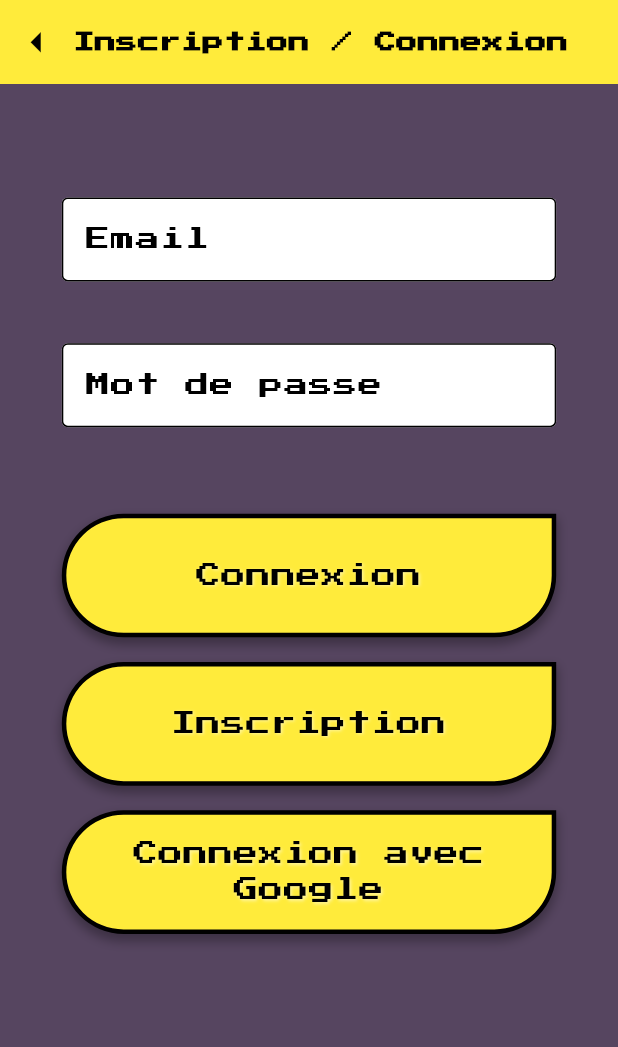
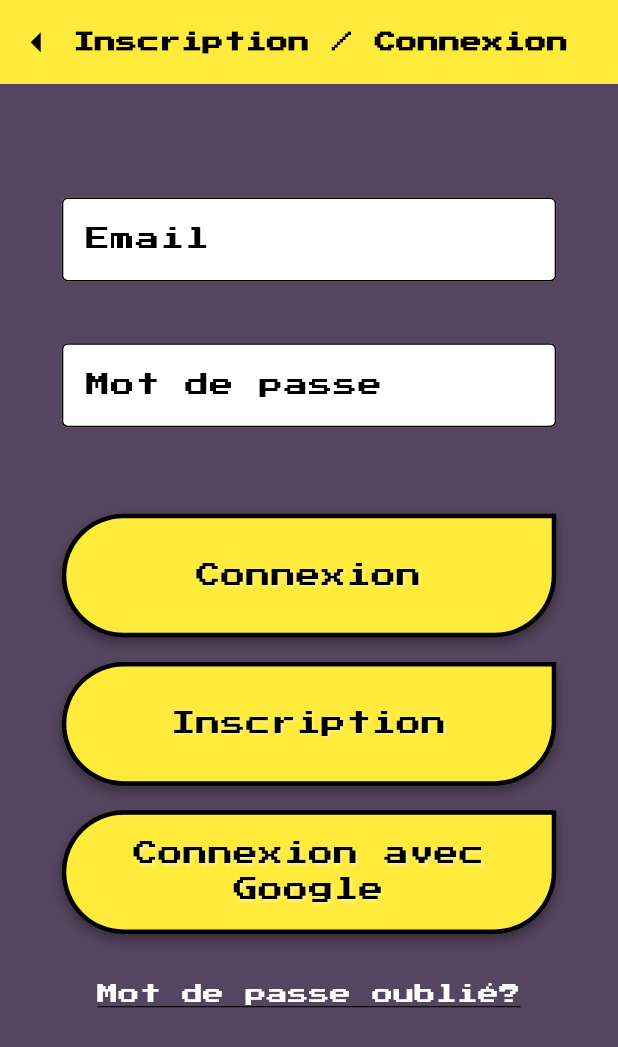
Before and after one commit to kamilsouni/mathosproject, a Flutter app: the screen it shows after launch, after a tap on "Commencer", on a phone screen of 412 x 824 dp. Shown: the top 1047 px of the screen. Run offline on Flutter 3.47's test engine with Material 3 defaults, Android fonts, the phone set to English and light mode, and no system bars; our stand-ins replace audioplayers, auto_size_text, cloud_firestore, connectivity_plus, firebase_auth, firebase_core and 9 more; missing offline and left inert: country_flags; accounts and stored records are empty; project files that could hold a hidden picture were left out.

Commit message:
version 11 09 2024

```diff
--- a/lib/screens/sign_in_up_screen.dart
+++ b/lib/screens/sign_in_up_screen.dart
@@ -16,7 +16,9 @@ class SignInUpScreen extends StatefulWidget {
 class _SignInUpScreenState extends State<SignInUpScreen> {
   final TextEditingController _emailController = TextEditingController();
   final TextEditingController _passwordController = TextEditingController();
+  final TextEditingController _confirmPasswordController = TextEditingController();
   bool _isLoading = false;
+  bool _isSignUpMode = false;
   auth.User? _currentUser;
 
   @override
@@ -39,11 +41,77 @@ class _SignInUpScreenState extends State<SignInUpScreen> {
     );
   }
 
+  Future<void> _resetPassword() async {
+    final email = _emailController.text.trim();
+    if (email.isEmpty) {
+      _showErrorSnackBar('Veuillez entrer votre e-mail pour réinitialiser le mot de passe.');
+      return;
+    }
+
+    try {
+      await auth.FirebaseAuth.instance.sendPasswordResetEmail(email: email);
+      _showErrorSnackBar('Un lien de réinitialisation a été envoyé à votre adresse e-mail.');
+    } on auth.FirebaseAuthException catch (e) {
+      _showErrorSnackBar(e.message ?? 'Une erreur s\'est produite.');
+    }
+  }
+
+  Future<void> _signUp() async {
+    final email = _emailController.text.trim();
+    final password = _passwordController.text.trim();
+    final confirmPassword = _confirmPasswordController.text.trim();
+
+    if (email.isEmpty || password.isEmpty || confirmPassword.isEmpty) {
+      _showErrorSnackBar('Veuillez remplir tous les champs.');
+      return;
+    }
+
+    if (password != confirmPassword) {
+      _showErrorSnackBar('Les mots de passe ne correspondent pas.');
+      return;
+    }
+
+    setState(() {
+      _isLoading = true;
+    });
+
+    try {
+      auth.UserCredential userCredential = await auth.FirebaseAuth.instance.createUserWithEmailAndPassword(
+        email: email,
+        password: password,
+      );
+
+      Navigator.pushReplacement(
+        context,
+        MaterialPageRoute(builder: (context) => ProfileCreationScreen(
+          userId: userCredential.user!.uid,
+          email: userCredential.user!.email ?? '',
+        )),
+      );
+    } on auth.FirebaseAuthException catch (e) {
+      String message = 'Une erreur s\'est produite.';
+      if (e.code == 'email-already-in-use') {
+        message = 'Cet e-mail est déjà utilisé.';
+      } else if (e.code == 'weak-password') {
+        message = 'Le mot de passe est trop faible. Choisissez un mot de passe plus sécurisé.';
+      } else if (e.code == 'invalid-email') {
+        message = 'L\'email est invalide. Veuillez vérifier votre adresse e-mail.';
+      } else {
+        message = e.message ?? 'Une erreur s\'est produite.';
+      }
+
+      _showErrorSnackBar(message);
+    } finally {
+      setState(() {
+        _isLoading = false;
+      });
+    }
+  }
+
   Future<void> _signInWithEmail() async {
     final email = _emailController.text.trim();
     final password = _passwordController.text.trim();
 
-    // Vérification locale avant de lancer la requête
     if (email.isEmpty || password.isEmpty) {
       _showErrorSnackBar('Veuillez entrer votre e-mail et mot de passe.');
       return;
@@ -97,52 +165,6 @@ class _SignInUpScreenState extends State<SignInUpScreen> {
     }
   }
 
-  Future<void> _signUp() async {
-    final email = _emailController.text.trim();
-    final password = _passwordController.text.trim();
-
-    if (email.isEmpty || password.isEmpty) {
-      _showErrorSnackBar('Veuillez entrer votre e-mail et mot de passe.');
-      return;
-    }
-
-    setState(() {
-      _isLoading = true;
-    });
-
-    try {
-      auth.UserCredential userCredential = await auth.FirebaseAuth.instance.createUserWithEmailAndPassword(
-        email: email,
-        password: password,
-      );
-
-      Navigator.pushReplacement(
-        context,
-        MaterialPageRoute(builder: (context) => ProfileCreationScreen(
-          userId: userCredential.user!.uid,
-          email: userCredential.user!.email ?? '',
-        )),
-      );
-    } on auth.FirebaseAuthException catch (e) {
-      String message = 'Une erreur s\'est produite.';
-      if (e.code == 'email-already-in-use') {
-        message = 'Cet e-mail est déjà utilisé.';
-      } else if (e.code == 'weak-password') {
-        message = 'Le mot de passe est trop faible. Choisissez un mot de passe plus sécurisé.';
-      } else if (e.code == 'invalid-email') {
-        message = 'L\'email est invalide. Veuillez vérifier votre adresse e-mail.';
-      } else {
-        message = e.message ?? 'Une erreur s\'est produite.';
-      }
-
-      _showErrorSnackBar(message);
-    } finally {
-      setState(() {
-        _isLoading = false;
-      });
-    }
-  }
-
   Future<void> _signInWithGoogle() async {
     setState(() {
       _isLoading = true;
@@ -153,7 +175,6 @@ class _SignInUpScreenState extends State<SignInUpScreen> {
       await googleSignIn.signOut(); // Force the user to choose an account
       final GoogleSignInAccount? googleUser = await googleSignIn.signIn();
       if (googleUser == null) {
-        // L'utilisateur a annulé la connexion
         setState(() {
           _isLoading = false;
         });
@@ -195,34 +216,27 @@ class _SignInUpScreenState extends State<SignInUpScreen> {
     }
   }
 
-  Future<void> _signOut() async {
-    await auth.FirebaseAuth.instance.signOut();
-    final GoogleSignIn googleSignIn = GoogleSignIn();
-    await googleSignIn.signOut(); // Force sign out from Google account
-    _checkCurrentUser();
-  }
-
   @override
   Widget build(BuildContext context) {
     double screenHeight = MediaQuery.of(context).size.height;
     double screenWidth = MediaQuery.of(context).size.width;
-    double cmToPixels = 0.393701 * 160; // Conversion approximative de cm en pixels pour un écran de densité moyenne (160 dpi)
-    double verticalPadding = cmToPixels * 1; // 1 cm en pixels
+    double cmToPixels = 0.393701 * 160;
+    double verticalPadding = cmToPixels * 1;
 
     return Scaffold(
-      appBar: TopAppBar(title: 'Inscription / Connexion', showBackButton: true), // Ajouter la flèche de retour
+      appBar: TopAppBar(title: 'Inscription / Connexion', showBackButton: true),
       body: Stack(
           children: [
       Positioned.fill(
       child: Container(
-              color: Color(0xFF564560), // Couleur de fond pour un effet rétro
+      color: Color(0xFF564560),
     ),
     ),
             Padding(
               padding: EdgeInsets.symmetric(horizontal: screenWidth * 0.1).copyWith(top: verticalPadding),
               child: Column(
                 children: [
-                SizedBox(height: verticalPadding * 0.2), // 0.5 cm de marge supplémentaire
+                  SizedBox(height: verticalPadding * 0.2),
                   Expanded(
                     child: SingleChildScrollView(
                       child: Column(
@@ -249,6 +263,20 @@ class _SignInUpScreenState extends State<SignInUpScreen> {
                             ),
                             obscureText: true,
                           ),
+                          if (_isSignUpMode)
+                            SizedBox(height: screenHeight * 0.05),
+                          if (_isSignUpMode)
+                            TextFormField(
+                              controller: _confirmPasswordController,
+                              decoration: InputDecoration(
+                                labelText: 'Confirmez le mot de passe',
+                                labelStyle: TextStyle(fontFamily: 'PixelFont'),
+                                filled: true,
+                                fillColor: Colors.white,
+                                border: OutlineInputBorder(),
+                              ),
+                              obscureText: true,
+                            ),
                           SizedBox(height: screenHeight * 0.07),
                           if (_isLoading)
                             CircularProgressIndicator()
@@ -257,13 +285,23 @@ class _SignInUpScreenState extends State<SignInUpScreen> {
                               children: [
                                 PacManButton(
                                   text: 'Connexion',
-                                onPressed: _signInWithEmail,
+                                  onPressed: () {
+                                    setState(() {
+                                      _isSignUpMode = false;
+                                    });
+                                    _signInWithEmail();
+                                  },
                                   isLoading: _isLoading,
                                 ),
                                 SizedBox(height: screenHeight * 0.02),
                                 PacManButton(
                                   text: 'Inscription',
-                                onPressed: _signUp,
+                                  onPressed: () {
+                                    setState(() {
+                                      _isSignUpMode = true;
+                                    });
+                                    _signUp();
+                                  },
                                   isLoading: _isLoading,
                                 ),
                                 SizedBox(height: screenHeight * 0.02),
@@ -272,6 +310,29 @@ class _SignInUpScreenState extends State<SignInUpScreen> {
                                   onPressed: _signInWithGoogle,
                                   isLoading: _isLoading,
                                 ),
+                                SizedBox(height: screenHeight * 0.02),
+                                Row(
+                                  mainAxisAlignment: MainAxisAlignment.center,
+                                  children: [
+                                    Flexible(
+                                      child: TextButton(
+                                        onPressed: _resetPassword,
+                                        child: Text(
+                                          'Mot de passe oublié?',
+                                          overflow: TextOverflow.ellipsis, // Pour éviter un débordement si le texte est trop long
+                                          style: TextStyle(
+                                            fontFamily: 'PixelFont',
+                                            color: Colors.white,
+                                            decoration: TextDecoration.underline,
+                                          ),
+                                        ),
+                                      ),
+                                    ),
+                                  ],
+                                ),
+
+
+
                               ],
                             ),
                         ],
```
Lines whose indentation alone changed are shown as unchanged.
